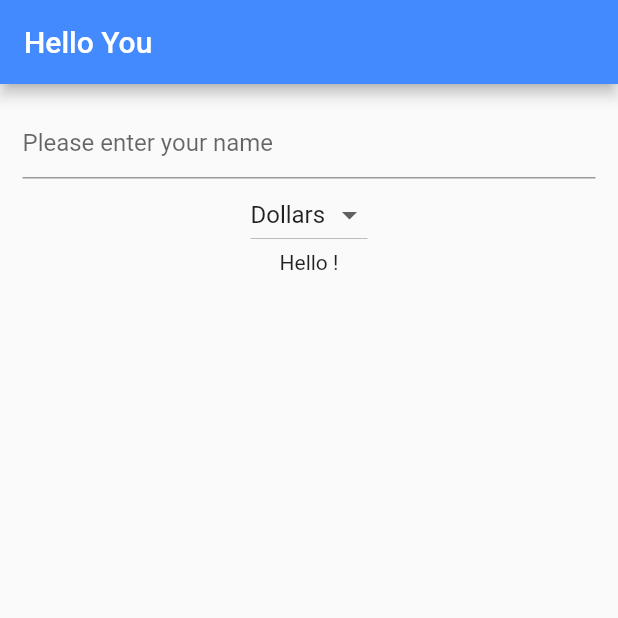
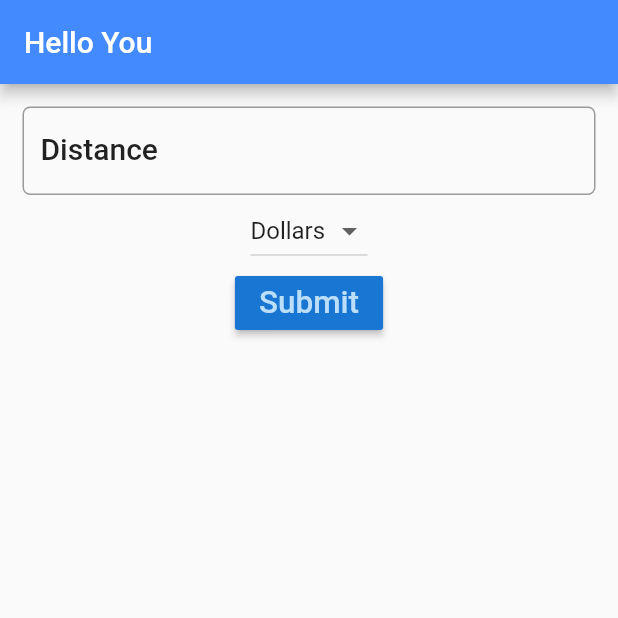
Before and after one commit to AfreenHasheem/TripCostApp, a Flutter app: the screen it shows after launch, on a phone screen of 412 x 824 dp, the top half of it. Run offline on Flutter 3.47's test engine with Material 2 defaults, Android fonts, the phone set to English and light mode, and no system bars.

Commit message:
Distance TextEditingController

```diff
--- a/lib/main.dart
+++ b/lib/main.dart
@@ -8,27 +8,29 @@ class MyApp extends StatelessWidget {
   Widget build(BuildContext context) {
     return MaterialApp(
       debugShowCheckedModeBanner: false,
-      title: 'Hello',
+      title: 'Trip Cost Calculator',
       theme: ThemeData(
         primarySwatch: Colors.blue,
       ),
-      home: HelloYou(),
+      home: new FuelForm(),
     );
   }
 }
 
-class HelloYou extends StatefulWidget{
+class FuelForm extends StatefulWidget{
   @override
-  State<StatefulWidget> createState() => _HelloYouState();
+  State<StatefulWidget> createState() => _FuelFormState();
 
 }
 
-class _HelloYouState extends State<HelloYou>{
-  String name = '';
+class _FuelFormState extends State<FuelForm>{
+  String result = '';
   final _currencies  = ['Dollars', 'Euro', 'Pounds'];
   String currency = 'Dollars';
+  TextEditingController distanceController = TextEditingController();
   @override
   Widget build(BuildContext context) {
+    TextStyle textStyle = Theme.of(context).textTheme.title;
     return Scaffold(
       appBar: AppBar(
         title: Text('Hello You'),
@@ -39,14 +41,17 @@ class _HelloYouState extends State<HelloYou>{
         child: Column(
           children: <Widget>[
             TextField(
+              controller: distanceController,
               decoration: InputDecoration(
-                hintText: 'Please enter your name'
+                labelText: 'Distance',
+                hintText: 'e.g. 124',
+                labelStyle: textStyle,
+                border: OutlineInputBorder(
+                  borderRadius: BorderRadius.circular(5.0)
+                )
               ),
-              onChanged: (String string){
-                setState(() {
-                  name = string;
-                });
-              },
+              keyboardType: TextInputType.number,
+
             ),
             DropdownButton<String>(
                 items: _currencies.map((String value){
@@ -60,7 +65,20 @@ class _HelloYouState extends State<HelloYou>{
                   _onDropdownChanged(value);
               },
             ),
-            Text('Hello ' +name + '!')
+            RaisedButton(
+              color: Theme.of(context).primaryColorDark,
+              textColor: Theme.of(context).primaryColorLight,
+              onPressed: (){
+                setState(() {
+                  result = distanceController.text;
+                });
+              },
+              child: Text(
+                'Submit',
+                textScaleFactor: 1.5,
+              ),
+            ),
+            Text(result)
           ],
         ),
       ),
```
